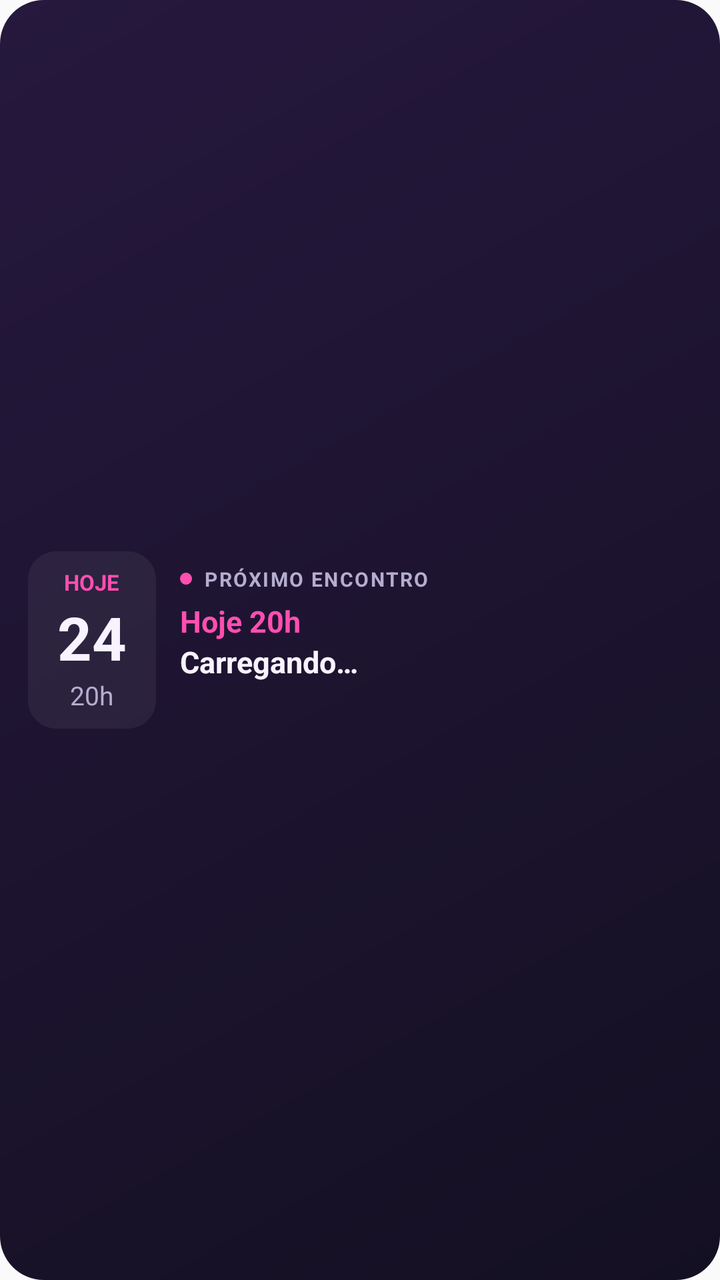
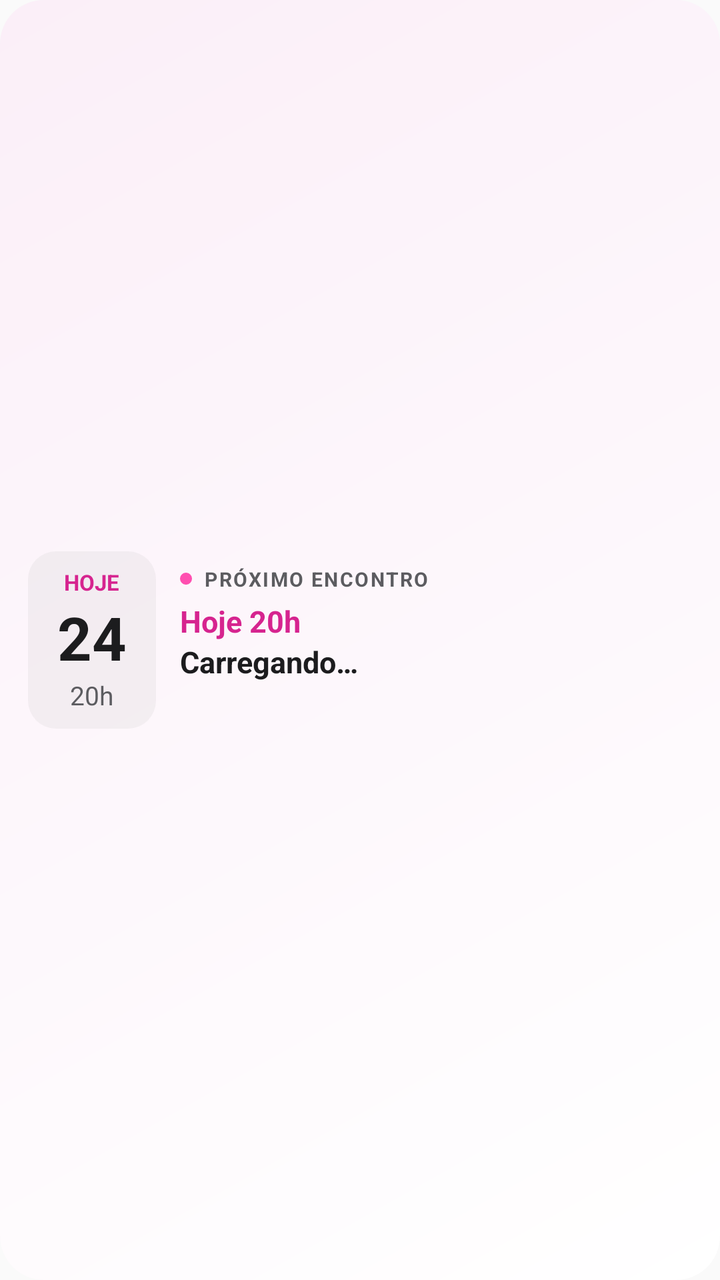

Compare the two renders of this Android layout. The source of the first and the diff that turns it into the second are given below.
<!-- AndroidManifest.xml: application theme AppTheme -->
<!-- res/layout/widget_next.xml -->
<?xml version="1.0" encoding="utf-8"?>
<LinearLayout xmlns:android="http://schemas.android.com/apk/res/android"
    android:id="@+id/widget_root"
    android:layout_width="match_parent"
    android:layout_height="match_parent"
    android:background="@drawable/widget_background"
    android:gravity="center_vertical"
    android:orientation="horizontal"
    android:padding="14dp">
    <LinearLayout
        android:layout_width="64dp"
        android:layout_height="wrap_content"
        android:layout_marginEnd="12dp"
        android:background="@drawable/widget_day_block"
        android:gravity="center"
        android:orientation="vertical"
        android:paddingTop="8dp"
        android:paddingBottom="8dp">
        <TextView
            android:id="@+id/widget_day"
            android:layout_width="wrap_content"
            android:layout_height="wrap_content"
            android:maxLines="1"
            android:text="HOJE"
            android:textColor="#FFFF4FB0"
            android:textSize="11sp"
            android:textStyle="bold" />
        <TextView
            android:id="@+id/widget_date"
            android:layout_width="wrap_content"
            android:layout_height="wrap_content"
            android:text="24"
            android:textColor="#FFF7F3FF"
            android:textSize="30sp"
            android:textStyle="bold" />
        <TextView
            android:id="@+id/widget_hour"
            android:layout_width="wrap_content"
            android:layout_height="wrap_content"
            android:text="20h"
            android:textColor="#FFB5ADCF"
            android:textSize="13sp" />
    </LinearLayout>
    <LinearLayout
        android:layout_width="0dp"
        android:layout_height="wrap_content"
        android:layout_weight="1"
        android:orientation="vertical">
        <LinearLayout
            android:layout_width="match_parent"
            android:layout_height="wrap_content"
            android:gravity="center_vertical"
            android:orientation="horizontal">
            <ImageView
                android:layout_width="6dp"
                android:layout_height="6dp"
                android:layout_marginEnd="6dp"
                android:src="@drawable/widget_dot"
                android:importantForAccessibility="no" />
            <TextView
                android:id="@+id/widget_eyebrow"
                android:layout_width="wrap_content"
                android:layout_height="wrap_content"
                android:letterSpacing="0.08"
                android:text="PRÓXIMO ENCONTRO"
                android:textColor="#FFB5ADCF"
                android:textSize="10sp"
                android:textStyle="bold" />
        </LinearLayout>
        <TextView
            android:id="@+id/widget_when"
            android:layout_width="match_parent"
            android:layout_height="wrap_content"
            android:layout_marginTop="4dp"
            android:maxLines="1"
            android:ellipsize="end"
            android:text="Hoje 20h"
            android:textColor="#FFFF4FB0"
            android:textSize="15sp"
            android:textStyle="bold" />
        <TextView
            android:id="@+id/widget_title"
            android:layout_width="match_parent"
            android:layout_height="wrap_content"
            android:maxLines="2"
            android:ellipsize="end"
            android:text="Carregando…"
            android:textColor="#FFF7F3FF"
            android:textSize="15sp"
            android:textStyle="bold" />
        <TextView
            android:id="@+id/widget_subtitle"
            android:layout_width="match_parent"
            android:layout_height="wrap_content"
            android:maxLines="1"
            android:ellipsize="end"
            android:textColor="#FFB5ADCF"
            android:textSize="12sp" />
    </LinearLayout>
</LinearLayout>
<!-- resources referenced by this layout -->
<resources>
  <!-- drawable widget_background (drawable) -->
  <?xml version="1.0" encoding="utf-8"?>
  <shape xmlns:android="http://schemas.android.com/apk/res/android" android:shape="rectangle">
      <gradient android:angle="315" android:startColor="#FF26183E" android:endColor="#FF141022" />
      <corners android:radius="22dp" />
  </shape>
  <!-- drawable widget_day_block (drawable) -->
  <?xml version="1.0" encoding="utf-8"?>
  <shape xmlns:android="http://schemas.android.com/apk/res/android" android:shape="rectangle">
      <solid android:color="#0FFFFFFF" />
      <corners android:radius="14dp" />
  </shape>
  <!-- drawable widget_dot (drawable) -->
  <?xml version="1.0" encoding="utf-8"?>
  <shape xmlns:android="http://schemas.android.com/apk/res/android" android:shape="oval">
      <solid android:color="#FFFF4FB0" />
      <size android:width="6dp" android:height="6dp" />
  </shape>
  <style name="AppTheme" parent="Theme.AppCompat.Light.DarkActionBar">
          
          <item name="colorPrimary">@color/colorPrimary</item>
          <item name="colorPrimaryDark">@color/colorPrimaryDark</item>
          <item name="colorAccent">@color/colorAccent</item>
      </style>
</resources>

<!-- the commit's change to res/layout/widget_next.xml (unified diff, before → after) -->
@@ -22,7 +22,7 @@
             android:layout_height="wrap_content"
             android:maxLines="1"
             android:text="HOJE"
-            android:textColor="#FFFF4FB0"
+            android:textColor="@color/widget_pink"
             android:textSize="11sp"
             android:textStyle="bold" />
         <TextView
@@ -30,7 +30,7 @@
             android:layout_width="wrap_content"
             android:layout_height="wrap_content"
             android:text="24"
-            android:textColor="#FFF7F3FF"
+            android:textColor="@color/widget_ink"
             android:textSize="30sp"
             android:textStyle="bold" />
         <TextView
@@ -38,7 +38,7 @@
             android:layout_width="wrap_content"
             android:layout_height="wrap_content"
             android:text="20h"
-            android:textColor="#FFB5ADCF"
+            android:textColor="@color/widget_muted"
             android:textSize="13sp" />
     </LinearLayout>
     <LinearLayout
@@ -63,7 +63,7 @@
                 android:layout_height="wrap_content"
                 android:letterSpacing="0.08"
                 android:text="PRÓXIMO ENCONTRO"
-                android:textColor="#FFB5ADCF"
+                android:textColor="@color/widget_muted"
                 android:textSize="10sp"
                 android:textStyle="bold" />
         </LinearLayout>
@@ -75,7 +75,7 @@
             android:maxLines="1"
             android:ellipsize="end"
             android:text="Hoje 20h"
-            android:textColor="#FFFF4FB0"
+            android:textColor="@color/widget_pink"
             android:textSize="15sp"
             android:textStyle="bold" />
         <TextView
@@ -85,7 +85,7 @@
             android:maxLines="2"
             android:ellipsize="end"
             android:text="Carregando…"
-            android:textColor="#FFF7F3FF"
+            android:textColor="@color/widget_ink"
             android:textSize="15sp"
             android:textStyle="bold" />
         <TextView
@@ -94,7 +94,7 @@
             android:layout_height="wrap_content"
             android:maxLines="1"
             android:ellipsize="end"
-            android:textColor="#FFB5ADCF"
+            android:textColor="@color/widget_muted"
             android:textSize="12sp" />
     </LinearLayout>
 </LinearLayout>
<!-- resource entries referenced after the edit -->
@@ -1,15 +1,18 @@
 <!-- resources referenced by this layout -->
 <resources>
+  <color name="widget_ink">#FF1C1C1E</color>
+  <color name="widget_muted">#FF5C5C60</color>
+  <color name="widget_pink">#FFD6248F</color>
   <!-- drawable widget_background (drawable) -->
   <?xml version="1.0" encoding="utf-8"?>
   <shape xmlns:android="http://schemas.android.com/apk/res/android" android:shape="rectangle">
-      <gradient android:angle="315" android:startColor="#FF26183E" android:endColor="#FF141022" />
+      <gradient android:angle="315" android:startColor="@color/widget_bg_start" android:endColor="@color/widget_bg_end" />
       <corners android:radius="22dp" />
   </shape>
   <!-- drawable widget_day_block (drawable) -->
   <?xml version="1.0" encoding="utf-8"?>
   <shape xmlns:android="http://schemas.android.com/apk/res/android" android:shape="rectangle">
-      <solid android:color="#0FFFFFFF" />
+      <solid android:color="#14808080" />
       <corners android:radius="14dp" />
   </shape>
   <!-- drawable widget_dot (drawable) -->
@@ -24,5 +27,7 @@
           <item name="colorPrimaryDark">@color/colorPrimaryDark</item>
           <item name="colorAccent">@color/colorAccent</item>
       </style>
+  <color name="widget_bg_start">#FFFBEFF8</color>
+  <color name="widget_bg_end">#FFFFFFFF</color>
 </resources>
 
